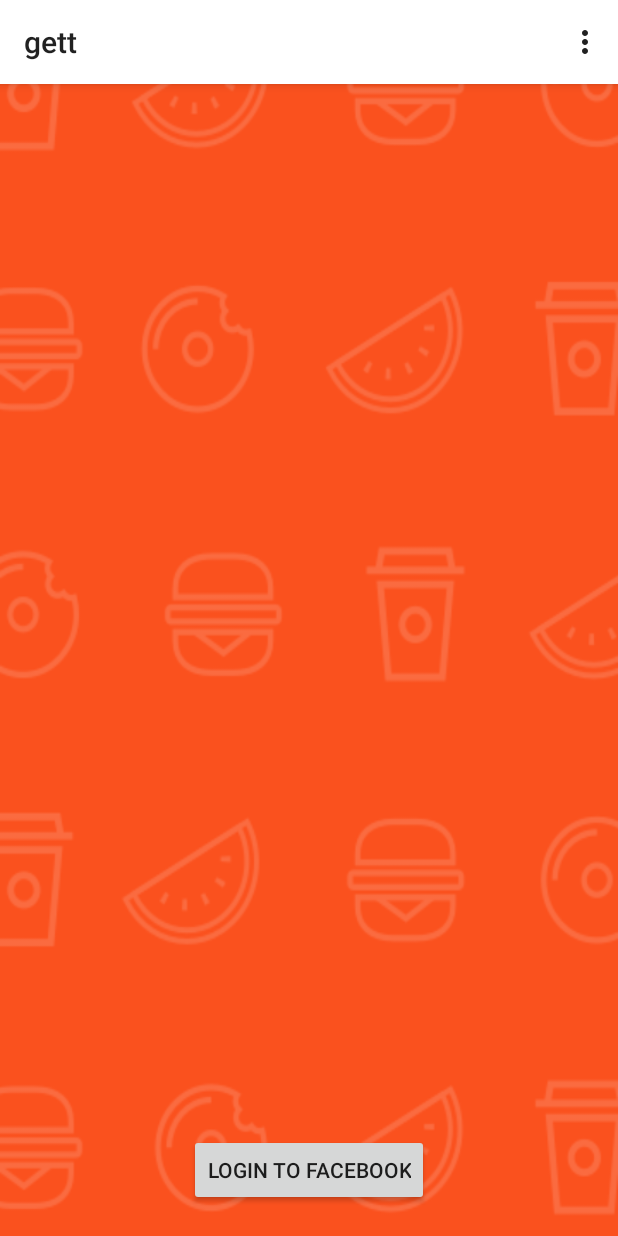
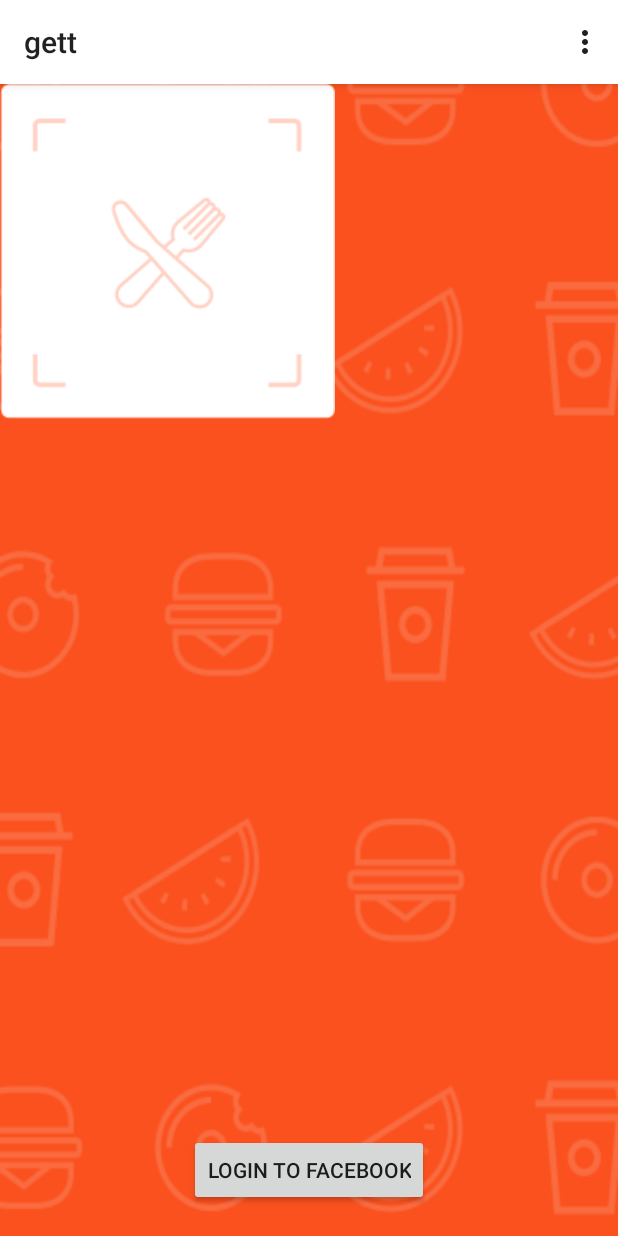
Before and after one commit to ShwetaRaje23/Dropbox-Hackathon, an Android app: the screen it shows after launch (MainActivity), on a phone screen of 412 x 824 dp. Run offline under Robolectric (Android 15) with nearby library versions, the phone set to English and light mode, and no system bars; libraries missing offline, so code that uses them is left out: com.facebook; 3 statements that could not run were skipped.

Commit message:
Fixed activity_main.xml

```diff
--- a/gett-android/gett/app/src/main/res/layout/activity_main.xml
+++ b/gett-android/gett/app/src/main/res/layout/activity_main.xml
@@ -3,8 +3,13 @@
     android:layout_width="match_parent"
     android:layout_height="match_parent">
 
+    <FrameLayout
+        android:id="@+id/cool_view_pager_container"
+        android:layout_width="match_parent"
+        android:layout_height="wrap_content"/>
+
     <Button
-        android:id="@+id/new_run_button"
+        android:id="@+id/login_button"
         android:layout_width="wrap_content"
         android:layout_height="wrap_content"
         android:layout_alignParentBottom="true"
```
